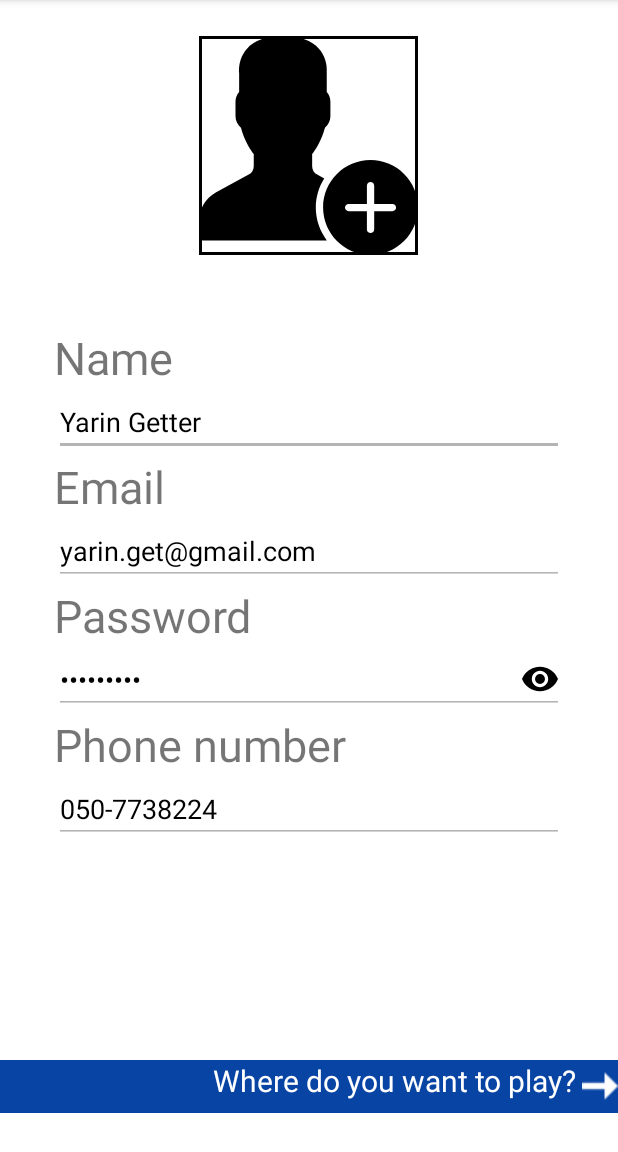
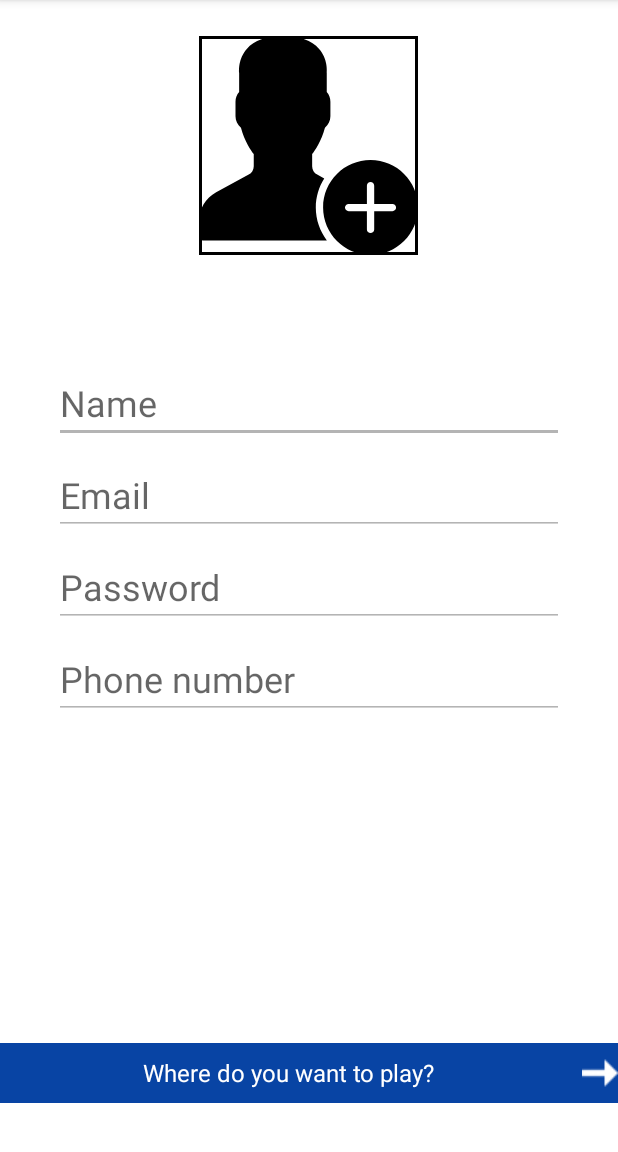
Before and after one commit to RoeiB7/Courtpool, an Android app: the SignUpActivity screen opened directly, with no data from a screen before it, on a phone screen of 412 x 824 dp, the part 84-1236 px from its top. Run offline under Robolectric (Android 15) with nearby library versions, the phone set to English and light mode, and no system bars; Roboto replaces fonts that are not available here.

Commit message:
Courtpool design v0.2

```diff
--- a/app/src/main/java/com/example/courtpool/signInActivity.java
+++ b/app/src/main/java/com/example/courtpool/ChooseLocationActivity.java
@@ -4,11 +4,11 @@ import androidx.appcompat.app.AppCompatActivity;
 
 import android.os.Bundle;
 
-public class signInActivity extends AppCompatActivity {
+public class ChooseLocationActivity extends AppCompatActivity {
 
     @Override
     protected void onCreate(Bundle savedInstanceState) {
         super.onCreate(savedInstanceState);
-        setContentView(R.layout.activity_sign_in);
+        setContentView(R.layout.activity_choose_location);
     }
 }
--- a/app/src/main/java/com/example/courtpool/signUpActivity.java
+++ b/app/src/main/java/com/example/courtpool/SignUpActivity.java
@@ -4,7 +4,7 @@ import androidx.appcompat.app.AppCompatActivity;
 
 import android.os.Bundle;
 
-public class signUpActivity extends AppCompatActivity {
+public class SignUpActivity extends AppCompatActivity {
 
     @Override
     protected void onCreate(Bundle savedInstanceState) {
--- a/app/src/main/res/layout/activity_get_started.xml
+++ b/app/src/main/res/layout/activity_get_started.xml
@@ -4,7 +4,7 @@
     xmlns:tools="http://schemas.android.com/tools"
     android:layout_width="match_parent"
     android:layout_height="match_parent"
-    tools:context=".getStartedActivity">
+    tools:context=".GetStartedActivity">
 
     <LinearLayout
         android:layout_width="match_parent"
--- a/app/src/main/res/layout/activity_sign_up.xml
+++ b/app/src/main/res/layout/activity_sign_up.xml
@@ -4,7 +4,7 @@
     xmlns:tools="http://schemas.android.com/tools"
     android:layout_width="match_parent"
     android:layout_height="match_parent"
-    tools:context=".signUpActivity">
+    tools:context=".SignUpActivity">
 
 
     <LinearLayout
@@ -16,7 +16,7 @@
         <LinearLayout
             android:layout_width="match_parent"
             android:layout_height="match_parent"
-            android:layout_weight="1"
+            android:layout_weight="2"
             android:orientation="vertical">
 
 
@@ -29,52 +29,40 @@
                 android:foreground="@drawable/image_border"
                 android:src="@drawable/ic_add_profilepic" />
 
-            <TextView
-                android:id="@+id/sign_up_LBL_name"
-                android:layout_width="wrap_content"
-                android:layout_height="wrap_content"
-                android:layout_marginStart="36dp"
-                android:layout_marginTop="48dp"
-                android:text="Name"
-                android:textSize="30sp" />
+
+        </LinearLayout>
+
+        <LinearLayout
+            android:layout_width="match_parent"
+            android:layout_height="match_parent"
+            android:layout_weight="1.5"
+            android:orientation="vertical">
 
             <EditText
                 android:id="@+id/sign_up_EDT_name"
                 android:layout_width="match_parent"
                 android:layout_height="wrap_content"
                 android:layout_marginStart="36dp"
+                android:layout_marginTop="32dp"
                 android:layout_marginEnd="36dp"
                 android:backgroundTint="#4B000000"
+                android:hint="Name"
                 android:inputType="text"
-                android:text="Yarin Getter"
-                android:textColor="@color/black" />
-
-            <TextView
-                android:id="@+id/sign_up_LBL_email"
-                android:layout_width="wrap_content"
-                android:layout_height="wrap_content"
-                android:layout_marginStart="36dp"
-                android:text="Email"
-                android:textSize="30sp" />
+                android:textColor="@color/black"
+                android:textSize="24sp" />
 
             <EditText
                 android:id="@+id/sign_up_EDT_email"
                 android:layout_width="match_parent"
                 android:layout_height="wrap_content"
                 android:layout_marginStart="36dp"
+                android:layout_marginTop="8dp"
                 android:layout_marginEnd="36dp"
                 android:backgroundTint="#4B000000"
+                android:hint="Email"
                 android:inputType="textEmailAddress"
-                android:text="yarin.get@gmail.com"
-                android:textColor="@color/black" />
-
-            <TextView
-                android:id="@+id/sign_up_LBL_password"
-                android:layout_width="wrap_content"
-                android:layout_height="wrap_content"
-                android:layout_marginStart="36dp"
-                android:text="Password"
-                android:textSize="30sp" />
+                android:textColor="@color/black"
+                android:textSize="24sp" />
 
 
             <EditText
@@ -82,51 +70,46 @@
                 android:layout_width="match_parent"
                 android:layout_height="wrap_content"
                 android:layout_marginStart="36dp"
+                android:layout_marginTop="8dp"
                 android:layout_marginEnd="36dp"
                 android:backgroundTint="#4B000000"
-                android:drawableEnd="@drawable/ic_visibility"
+                android:hint="Password"
                 android:inputType="textPassword"
-                android:text="yarin1234"
-                android:textColor="@color/black" />
-
-            <TextView
-                android:id="@+id/sign_up_LBL_phone"
-                android:layout_width="wrap_content"
-                android:layout_height="wrap_content"
-                android:layout_marginStart="36dp"
-                android:text="Phone number"
-                android:textSize="30sp" />
+                android:textColor="@color/black"
+                android:textSize="24sp" />
 
             <EditText
                 android:id="@+id/sign_up_EDT_phone"
                 android:layout_width="match_parent"
                 android:layout_height="wrap_content"
                 android:layout_marginStart="36dp"
+                android:layout_marginTop="8dp"
                 android:layout_marginEnd="36dp"
                 android:backgroundTint="#4B000000"
+                android:hint="Phone number"
                 android:inputType="phone"
-                android:text="050-7738224"
-                android:textColor="@color/black" />
+                android:textColor="@color/black"
+                android:textSize="24sp" />
+
 
         </LinearLayout>
-
 
         <LinearLayout
             android:layout_width="match_parent"
             android:layout_height="match_parent"
-            android:layout_weight="10"
+            android:layout_weight="2"
             android:orientation="vertical">
 
 
             <TextView
                 android:layout_width="match_parent"
-                android:layout_height="35dp"
-                android:layout_marginTop="8dp"
+                android:layout_height="40dp"
+                android:layout_marginTop="136dp"
                 android:background="#0844a4"
-                android:gravity="end"
+                android:gravity="center"
                 android:text="Where do you want to play? "
                 android:textColor="@color/white"
-                android:textSize="20sp"
+                android:textSize="16sp"
                 app:drawableEndCompat="@drawable/arrow" />
 
         </LinearLayout>
```
Also changed, not shown: app/src/main/AndroidManifest.xml (+12 -4 lines), app/src/main/java/com/example/courtpool/AppManager.java (added, +96 -0 lines), app/src/main/java/com/example/courtpool/GetStartedActivity.java (added, +37 -0 lines), app/src/main/java/com/example/courtpool/SignInActivity.java (added, +66 -0 lines), app/src/main/java/com/example/courtpool/chooseLocationActivity.java (deleted, +0 -14 lines), app/src/main/java/com/example/courtpool/getStartedActivity.java (deleted, +0 -14 lines), app/src/main/res/layout/activity_choose_location.xml (+4 -4 lines), app/src/main/res/layout/activity_sign_in.xml (+10 -27 lines).
